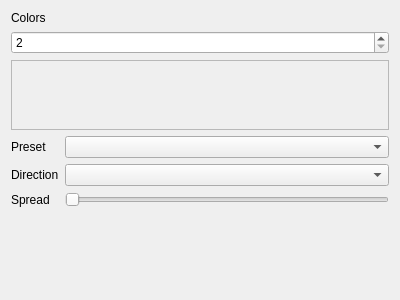
This is Effects/CustomGradientWave/CustomGradientWave.ui in DLdota/OpenRGBEffectsPlugin as Qt 5 draws it before an edit. The edited form follows.
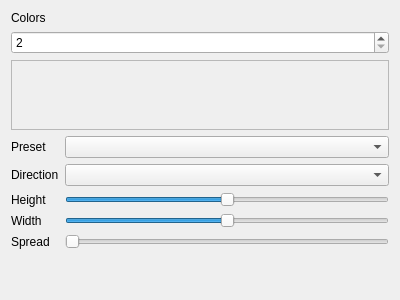
This is the edited form. Custom widgets are drawn as their Qt base class.

Commit message: Added H and W sliders for CustomGradientWave

What changed in the file:
```diff
--- a/Effects/CustomGradientWave/CustomGradientWave.ui
+++ b/Effects/CustomGradientWave/CustomGradientWave.ui
@@ -14,51 +14,6 @@
    <string>Form</string>
   </property>
   <layout class="QGridLayout" name="gridLayout">
-   <item row="1" column="0" colspan="2">
-    <widget class="QSpinBox" name="colors_count_spinBox">
-     <property name="minimum">
-      <number>2</number>
-     </property>
-     <property name="maximum">
-      <number>100</number>
-     </property>
-    </widget>
-   </item>
-   <item row="3" column="0">
-    <widget class="QLabel" name="presetlabel">
-     <property name="text">
-      <string>Preset</string>
-     </property>
-    </widget>
-   </item>
-   <item row="6" column="0" colspan="2">
-    <widget class="QLabel" name="gradient">
-     <property name="sizePolicy">
-      <sizepolicy hsizetype="Expanding" vsizetype="Fixed">
-       <horstretch>0</horstretch>
-       <verstretch>0</verstretch>
-      </sizepolicy>
-     </property>
-     <property name="minimumSize">
-      <size>
-       <width>0</width>
-       <height>20</height>
-      </size>
-     </property>
-     <property name="maximumSize">
-      <size>
-       <width>16777215</width>
-       <height>20</height>
-      </size>
-     </property>
-     <property name="text">
-      <string/>
-     </property>
-     <property name="scaledContents">
-      <bool>true</bool>
-     </property>
-    </widget>
-   </item>
    <item row="2" column="0" colspan="2">
     <widget class="QScrollArea" name="scrollArea">
      <property name="widgetResizable">
@@ -76,7 +31,10 @@
      </widget>
     </widget>
    </item>
-   <item row="7" column="0" colspan="2">
+   <item row="3" column="1">
+    <widget class="QComboBox" name="preset"/>
+   </item>
+   <item row="9" column="0" colspan="2">
     <spacer name="verticalSpacer">
      <property name="orientation">
       <enum>Qt::Vertical</enum>
@@ -89,8 +47,64 @@
      </property>
     </spacer>
    </item>
-   <item row="3" column="1">
-    <widget class="QComboBox" name="preset"/>
+   <item row="4" column="0">
+    <widget class="QLabel" name="directionLabel">
+     <property name="text">
+      <string>Direction</string>
+     </property>
+    </widget>
+   </item>
+   <item row="7" column="1">
+    <widget class="QTooltipedSlider" name="spread">
+     <property name="orientation">
+      <enum>Qt::Horizontal</enum>
+     </property>
+    </widget>
+   </item>
+   <item row="3" column="0">
+    <widget class="QLabel" name="presetlabel">
+     <property name="text">
+      <string>Preset</string>
+     </property>
+    </widget>
+   </item>
+   <item row="1" column="0" colspan="2">
+    <widget class="QSpinBox" name="colors_count_spinBox">
+     <property name="minimum">
+      <number>2</number>
+     </property>
+     <property name="maximum">
+      <number>100</number>
+     </property>
+    </widget>
+   </item>
+   <item row="8" column="0" colspan="2">
+    <widget class="QLabel" name="gradient">
+     <property name="sizePolicy">
+      <sizepolicy hsizetype="Expanding" vsizetype="Fixed">
+       <horstretch>0</horstretch>
+       <verstretch>0</verstretch>
+      </sizepolicy>
+     </property>
+     <property name="minimumSize">
+      <size>
+       <width>0</width>
+       <height>20</height>
+      </size>
+     </property>
+     <property name="maximumSize">
+      <size>
+       <width>16777215</width>
+       <height>20</height>
+      </size>
+     </property>
+     <property name="text">
+      <string/>
+     </property>
+     <property name="scaledContents">
+      <bool>true</bool>
+     </property>
+    </widget>
    </item>
    <item row="0" column="0" colspan="2">
     <widget class="QLabel" name="label">
@@ -100,29 +114,61 @@
     </widget>
    </item>
    <item row="5" column="0">
+    <widget class="QLabel" name="label_2">
+     <property name="text">
+      <string>Height</string>
+     </property>
+    </widget>
+   </item>
+   <item row="4" column="1">
+    <widget class="QComboBox" name="direction"/>
+   </item>
+   <item row="7" column="0">
     <widget class="QLabel" name="label_3">
      <property name="text">
       <string>Spread</string>
      </property>
     </widget>
    </item>
+   <item row="6" column="0">
+    <widget class="QLabel" name="label_4">
+     <property name="text">
+      <string>Width</string>
+     </property>
+    </widget>
+   </item>
    <item row="5" column="1">
-    <widget class="QTooltipedSlider" name="spread">
+    <widget class="QTooltipedSlider" name="height">
+     <property name="minimum">
+      <number>0</number>
+     </property>
+     <property name="maximum">
+      <number>100</number>
+     </property>
+     <property name="value">
+      <number>50</number>
+     </property>
      <property name="orientation">
       <enum>Qt::Horizontal</enum>
      </property>
     </widget>
    </item>
-   <item row="4" column="0">
-    <widget class="QLabel" name="directionLabel">
-     <property name="text">
-      <string>Direction</string>
+   <item row="6" column="1">
+    <widget class="QTooltipedSlider" name="width">
+     <property name="minimum">
+      <number>0</number>
      </property>
+     <property name="maximum">
+      <number>100</number>
+     </property>
+     <property name="value">
+      <number>50</number>
+     </property>
+     <property name="orientation">
+      <enum>Qt::Horizontal</enum>
+     </property>
     </widget>
    </item>
-   <item row="4" column="1">
-    <widget class="QComboBox" name="direction"/>
-   </item>
   </layout>
  </widget>
  <customwidgets>
```
The commit also changes 2 other files.
